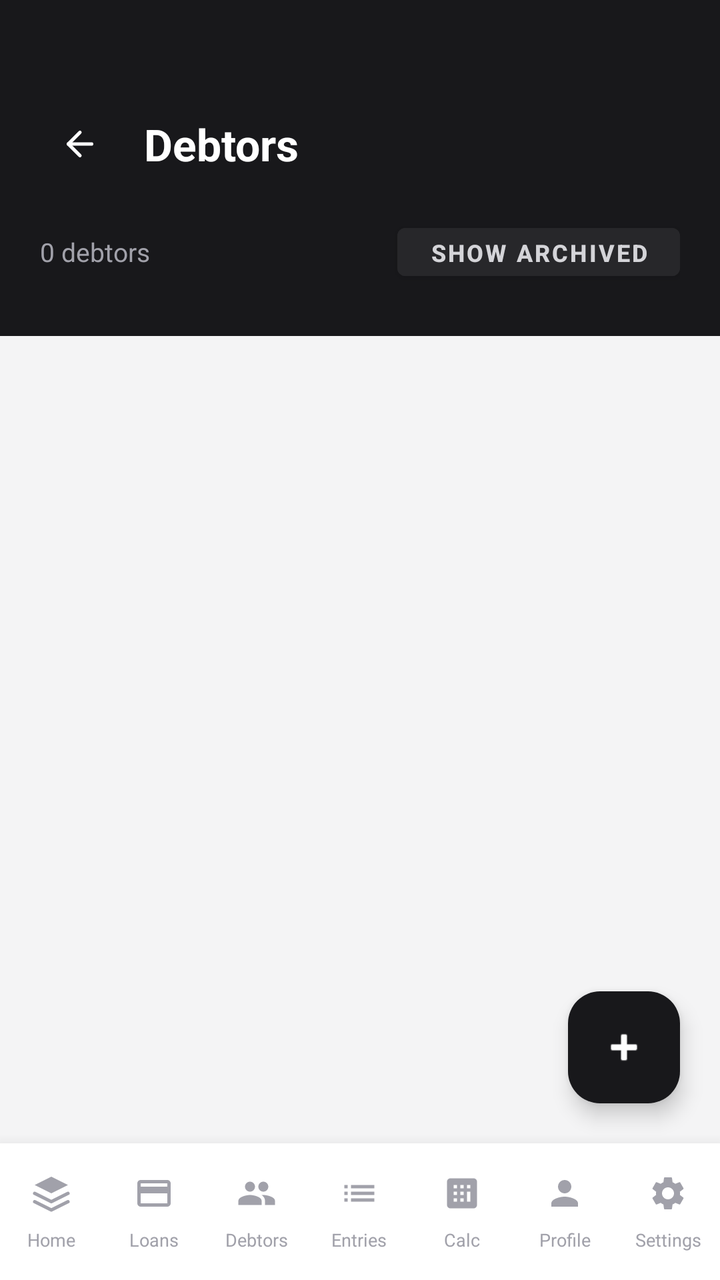
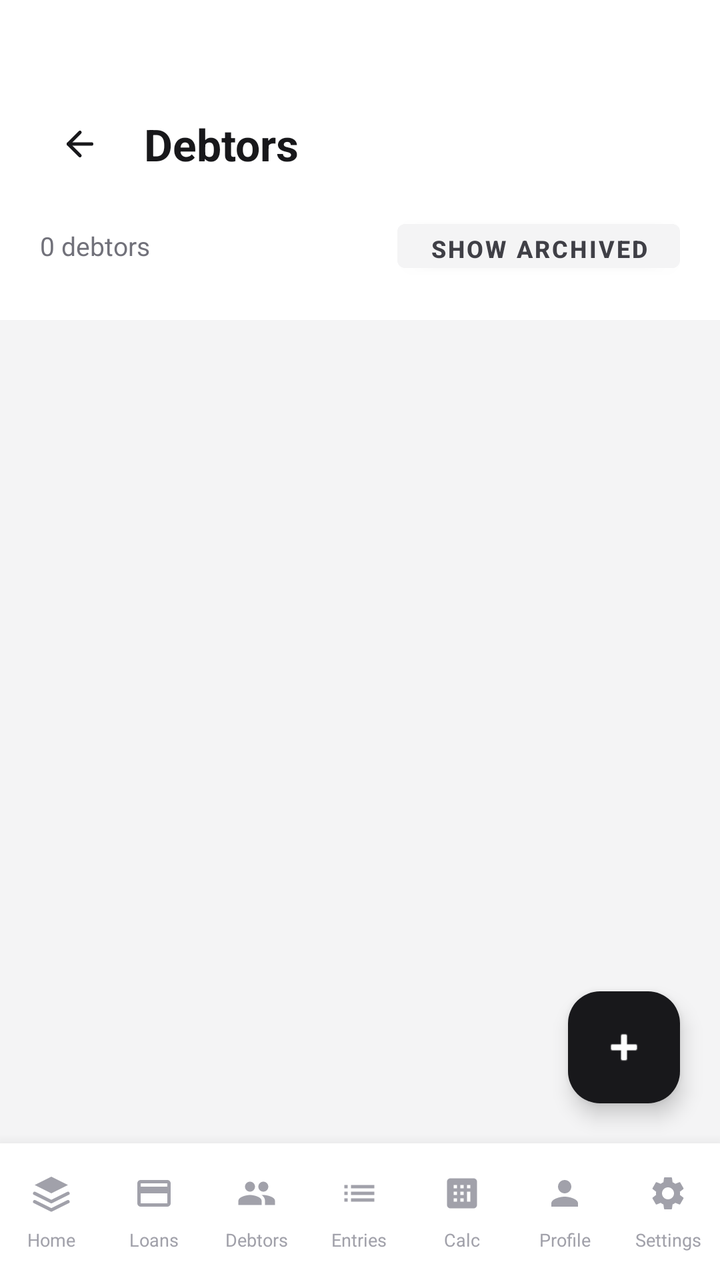

Screens rendered from an Android XML layout before and after an edit, with the pre-edit source and the edit as a unified diff.
<!-- AndroidManifest.xml: application theme Theme.LoanBuddy -->
<!-- res/layout/activity_debtors.xml -->
<?xml version="1.0" encoding="utf-8"?>
<LinearLayout xmlns:android="http://schemas.android.com/apk/res/android"
    xmlns:app="http://schemas.android.com/apk/res-auto"
    android:layout_width="match_parent"
    android:layout_height="match_parent"
    android:background="@color/bg_page"
    android:orientation="vertical">

<androidx.coordinatorlayout.widget.CoordinatorLayout
    android:layout_width="match_parent"
    android:layout_height="0dp"
    android:layout_weight="1">

    <LinearLayout
        android:layout_width="match_parent"
        android:layout_height="match_parent"
        android:orientation="vertical">

        
        <LinearLayout
            android:layout_width="match_parent"
            android:layout_height="wrap_content"
            android:background="@color/zinc_900"
            android:orientation="vertical"
            android:paddingHorizontal="20dp"
            android:paddingTop="52dp"
            android:paddingBottom="24dp">

            <LinearLayout
                android:layout_width="match_parent"
                android:layout_height="wrap_content"
                android:gravity="center_vertical"
                android:orientation="horizontal">

                <ImageButton
                    android:id="@+id/back_button"
                    android:layout_width="40dp"
                    android:layout_height="40dp"
                    android:background="?attr/selectableItemBackgroundBorderless"
                    android:src="@drawable/ic_arrow_left"
                    android:contentDescription="Back"
                    app:tint="@color/white" />

                <TextView
                    android:layout_width="0dp"
                    android:layout_height="wrap_content"
                    android:layout_weight="1"
                    android:layout_marginStart="12dp"
                    android:text="@string/debtors_title"
                    android:textColor="@color/white"
                    android:textSize="22sp"
                    android:textStyle="bold" />

                <ProgressBar
                    android:id="@+id/progress_bar"
                    android:layout_width="24dp"
                    android:layout_height="24dp"
                    android:visibility="gone" />
            </LinearLayout>

            <LinearLayout
                android:layout_width="match_parent"
                android:layout_height="wrap_content"
                android:layout_marginTop="16dp"
                android:gravity="center_vertical"
                android:orientation="horizontal">

                <TextView
                    android:id="@+id/count_text"
                    android:layout_width="0dp"
                    android:layout_height="wrap_content"
                    android:layout_weight="1"
                    android:text="0 debtors"
                    android:textColor="@color/zinc_400"
                    android:textSize="13sp" />

                <Button
                    android:id="@+id/toggle_archived"
                    android:layout_width="wrap_content"
                    android:layout_height="36dp"
                    android:backgroundTint="@color/zinc_800"
                    android:text="Show Archived"
                    android:textColor="@color/zinc_300"
                    android:textSize="12sp"
                    android:textStyle="bold"
                    style="@style/Widget.MaterialComponents.Button" />
            </LinearLayout>
        </LinearLayout>

        <TextView
            android:id="@+id/empty_text"
            android:layout_width="match_parent"
            android:layout_height="wrap_content"
            android:layout_marginTop="48dp"
            android:gravity="center"
            android:text="No debtors yet. Tap + to add one."
            android:textColor="@color/zinc_400"
            android:textSize="14sp"
            android:visibility="gone" />

        <androidx.recyclerview.widget.RecyclerView
            android:id="@+id/recycler_view"
            android:layout_width="match_parent"
            android:layout_height="0dp"
            android:layout_weight="1"
            android:paddingTop="8dp"
            android:paddingBottom="80dp"
            android:clipToPadding="false" />

    </LinearLayout>

    <com.google.android.material.floatingactionbutton.FloatingActionButton
        android:id="@+id/fab_add_debtor"
        android:layout_width="wrap_content"
        android:layout_height="wrap_content"
        android:layout_gravity="bottom|end"
        android:layout_margin="20dp"
        android:layout_marginBottom="80dp"
        android:backgroundTint="@color/zinc_900"
        android:contentDescription="Add Debtor"
        android:src="@android:drawable/ic_input_add"
        app:tint="@color/white" />

</androidx.coordinatorlayout.widget.CoordinatorLayout>

<include layout="@layout/layout_bottom_nav" />

</LinearLayout>
<!-- res/layout/layout_bottom_nav.xml (included above) -->
<?xml version="1.0" encoding="utf-8"?>
<LinearLayout xmlns:android="http://schemas.android.com/apk/res/android"
    xmlns:app="http://schemas.android.com/apk/res-auto"
    android:id="@+id/bottom_nav_container"
    android:layout_width="match_parent"
    android:layout_height="wrap_content"
    android:background="@color/white"
    android:elevation="12dp"
    android:orientation="horizontal"
    android:paddingTop="8dp"
    android:paddingBottom="12dp">

    
    <LinearLayout android:id="@+id/nav_home" android:layout_width="0dp" android:layout_height="wrap_content"
        android:layout_weight="1" android:gravity="center" android:orientation="vertical" android:padding="2dp">
        <FrameLayout android:id="@+id/nav_bg_home" android:layout_width="44dp" android:layout_height="30dp" android:gravity="center">
            <ImageView android:id="@+id/nav_icon_home" android:layout_width="20dp" android:layout_height="20dp"
                android:layout_gravity="center" android:src="@drawable/ic_home" app:tint="@color/zinc_400" />
        </FrameLayout>
        <TextView android:id="@+id/nav_label_home" android:layout_width="wrap_content" android:layout_height="wrap_content"
            android:text="Home" android:textSize="9sp" android:textColor="@color/zinc_400" android:layout_marginTop="2dp" />
    </LinearLayout>

    
    <LinearLayout android:id="@+id/nav_loans" android:layout_width="0dp" android:layout_height="wrap_content"
        android:layout_weight="1" android:gravity="center" android:orientation="vertical" android:padding="2dp">
        <FrameLayout android:id="@+id/nav_bg_loans" android:layout_width="44dp" android:layout_height="30dp" android:gravity="center">
            <ImageView android:id="@+id/nav_icon_loans" android:layout_width="20dp" android:layout_height="20dp"
                android:layout_gravity="center" android:src="@drawable/ic_loans" app:tint="@color/zinc_400" />
        </FrameLayout>
        <TextView android:id="@+id/nav_label_loans" android:layout_width="wrap_content" android:layout_height="wrap_content"
            android:text="Loans" android:textSize="9sp" android:textColor="@color/zinc_400" android:layout_marginTop="2dp" />
    </LinearLayout>

    
    <LinearLayout android:id="@+id/nav_debtors" android:layout_width="0dp" android:layout_height="wrap_content"
        android:layout_weight="1" android:gravity="center" android:orientation="vertical" android:padding="2dp">
        <FrameLayout android:id="@+id/nav_bg_debtors" android:layout_width="44dp" android:layout_height="30dp" android:gravity="center">
            <ImageView android:id="@+id/nav_icon_debtors" android:layout_width="20dp" android:layout_height="20dp"
                android:layout_gravity="center" android:src="@drawable/ic_debtors" app:tint="@color/zinc_400" />
        </FrameLayout>
        <TextView android:id="@+id/nav_label_debtors" android:layout_width="wrap_content" android:layout_height="wrap_content"
            android:text="Debtors" android:textSize="9sp" android:textColor="@color/zinc_400" android:layout_marginTop="2dp" />
    </LinearLayout>

    
    <LinearLayout android:id="@+id/nav_entries" android:layout_width="0dp" android:layout_height="wrap_content"
        android:layout_weight="1" android:gravity="center" android:orientation="vertical" android:padding="2dp">
        <FrameLayout android:id="@+id/nav_bg_entries" android:layout_width="44dp" android:layout_height="30dp" android:gravity="center">
            <ImageView android:id="@+id/nav_icon_entries" android:layout_width="20dp" android:layout_height="20dp"
                android:layout_gravity="center" android:src="@drawable/ic_entries" app:tint="@color/zinc_400" />
        </FrameLayout>
        <TextView android:id="@+id/nav_label_entries" android:layout_width="wrap_content" android:layout_height="wrap_content"
            android:text="Entries" android:textSize="9sp" android:textColor="@color/zinc_400" android:layout_marginTop="2dp" />
    </LinearLayout>

    
    <LinearLayout android:id="@+id/nav_calc" android:layout_width="0dp" android:layout_height="wrap_content"
        android:layout_weight="1" android:gravity="center" android:orientation="vertical" android:padding="2dp">
        <FrameLayout android:id="@+id/nav_bg_calc" android:layout_width="44dp" android:layout_height="30dp" android:gravity="center">
            <ImageView android:id="@+id/nav_icon_calc" android:layout_width="20dp" android:layout_height="20dp"
                android:layout_gravity="center" android:src="@drawable/ic_calc" app:tint="@color/zinc_400" />
        </FrameLayout>
        <TextView android:id="@+id/nav_label_calc" android:layout_width="wrap_content" android:layout_height="wrap_content"
            android:text="Calc" android:textSize="9sp" android:textColor="@color/zinc_400" android:layout_marginTop="2dp" />
    </LinearLayout>

    
    <LinearLayout android:id="@+id/nav_profile" android:layout_width="0dp" android:layout_height="wrap_content"
        android:layout_weight="1" android:gravity="center" android:orientation="vertical" android:padding="2dp">
        <FrameLayout android:id="@+id/nav_bg_profile" android:layout_width="44dp" android:layout_height="30dp" android:gravity="center">
            <ImageView android:id="@+id/nav_icon_profile" android:layout_width="20dp" android:layout_height="20dp"
                android:layout_gravity="center" android:src="@drawable/ic_user" app:tint="@color/zinc_400" />
        </FrameLayout>
        <TextView android:id="@+id/nav_label_profile" android:layout_width="wrap_content" android:layout_height="wrap_content"
            android:text="Profile" android:textSize="9sp" android:textColor="@color/zinc_400" android:layout_marginTop="2dp" />
    </LinearLayout>

    
    <LinearLayout android:id="@+id/nav_settings" android:layout_width="0dp" android:layout_height="wrap_content"
        android:layout_weight="1" android:gravity="center" android:orientation="vertical" android:padding="2dp">
        <FrameLayout android:id="@+id/nav_bg_settings" android:layout_width="44dp" android:layout_height="30dp" android:gravity="center">
            <ImageView android:id="@+id/nav_icon_settings" android:layout_width="20dp" android:layout_height="20dp"
                android:layout_gravity="center" android:src="@drawable/ic_settings" app:tint="@color/zinc_400" />
        </FrameLayout>
        <TextView android:id="@+id/nav_label_settings" android:layout_width="wrap_content" android:layout_height="wrap_content"
            android:text="Settings" android:textSize="9sp" android:textColor="@color/zinc_400" android:layout_marginTop="2dp" />
    </LinearLayout>

</LinearLayout>
<!-- resources referenced by this layout -->
<resources>
  <color name="bg_page">#F4F4F5</color>
  <color name="white">#FFFFFFFF</color>
  <color name="zinc_300">#D4D4D8</color>
  <color name="zinc_400">#A1A1AA</color>
  <color name="zinc_800">#27272A</color>
  <color name="zinc_900">#18181B</color>
  <!-- drawable ic_arrow_left (drawable) -->
  <?xml version="1.0" encoding="utf-8"?>
  <vector xmlns:android="http://schemas.android.com/apk/res/android"
      android:width="20dp"
      android:height="20dp"
      android:viewportWidth="24"
      android:viewportHeight="24">
      <path
          android:pathData="M19,12H5"
          android:strokeWidth="2"
          android:strokeColor="#18181B"
          android:strokeLineCap="round"
          android:strokeLineJoin="round" />
      <path
          android:pathData="M12,19L5,12L12,5"
          android:strokeWidth="2"
          android:strokeColor="#18181B"
          android:strokeLineCap="round"
          android:strokeLineJoin="round" />
  </vector>
  <!-- drawable ic_calc (drawable) -->
  <?xml version="1.0" encoding="utf-8"?>
  <vector xmlns:android="http://schemas.android.com/apk/res/android"
      android:viewportWidth="24"
      android:viewportHeight="24"
      android:width="24dp"
      android:height="24dp">
      <path
          android:fillColor="#000000"
          android:pathData="M19,3H5C3.9,3 3,3.9 3,5v14c0,1.1 0.9,2 2,2h14c1.1,0 2,-0.9 2,-2V5C21,3.9 20.1,3 19,3zM9,17H7v-2h2v2zM9,13H7v-2h2v2zM9,9H7V7h2v2zM13,17h-2v-2h2v2zM13,13h-2v-2h2v2zM13,9h-2V7h2v2zM17,17h-2v-6h2v6zM17,9h-2V7h2v2z" />
  </vector>
  <!-- drawable ic_debtors (drawable) -->
  <?xml version="1.0" encoding="utf-8"?>
  <vector xmlns:android="http://schemas.android.com/apk/res/android"
      android:viewportWidth="24"
      android:viewportHeight="24"
      android:width="24dp"
      android:height="24dp">
      <path
          android:fillColor="#000000"
          android:pathData="M16,11c1.66,0 2.99,-1.34 2.99,-3S17.66,5 16,5c-1.66,0 -3,1.34 -3,3s1.34,3 3,3zM8,11c1.66,0 2.99,-1.34 2.99,-3S9.66,5 8,5C6.34,5 5,6.34 5,8s1.34,3 3,3zM8,13c-2.33,0 -7,1.17 -7,3.5V19h14v-2.5C15,14.17 10.33,13 8,13zM16,13c-0.29,0 -0.62,0.02 -0.97,0.05 1.16,0.84 1.97,1.97 1.97,3.45V19h6v-2.5C23,14.17 18.33,13 16,13z" />
  </vector>
  <!-- drawable ic_entries (drawable) -->
  <?xml version="1.0" encoding="utf-8"?>
  <vector xmlns:android="http://schemas.android.com/apk/res/android"
      android:viewportWidth="24"
      android:viewportHeight="24"
      android:width="24dp"
      android:height="24dp">
      <path
          android:fillColor="#000000"
          android:pathData="M3,13h2v-2H3v2zM3,17h2v-2H3v2zM3,9h2V7H3v2zM7,13h14v-2H7v2zM7,17h14v-2H7v2zM7,7v2h14V7H7z" />
  </vector>
  <!-- drawable ic_loans (drawable) -->
  <?xml version="1.0" encoding="utf-8"?>
  <vector xmlns:android="http://schemas.android.com/apk/res/android"
      android:viewportWidth="24"
      android:viewportHeight="24"
      android:width="24dp"
      android:height="24dp">
      <path
          android:fillColor="#000000"
          android:pathData="M20,4H4C2.89,4 2,4.89 2,6v12a2,2 0,0 0,2,2h16a2,2 0,0 0,2,-2V6C22,4.89 21.1,4 20,4zM20,18H4v-6h16v6zM20,8H4V6h16v2z" />
  </vector>
  <!-- drawable ic_user (drawable) -->
  <?xml version="1.0" encoding="utf-8"?>
  <vector xmlns:android="http://schemas.android.com/apk/res/android"
      android:width="22dp"
      android:height="22dp"
      android:viewportWidth="24"
      android:viewportHeight="24">
      <path
          android:pathData="M12,12C14.21,12 16,10.21 16,8C16,5.79 14.21,4 12,4C9.79,4 8,5.79 8,8C8,10.21 9.79,12 12,12ZM12,14C9.33,14 4,15.34 4,18V20H20V18C20,15.34 14.67,14 12,14Z"
          android:fillColor="@color/zinc_500" />
  </vector>
  <string name="debtors_title">Debtors</string>
  <style name="Theme.LoanBuddy" parent="Base.Theme.LoanBuddy" />
  <color name="zinc_500">#71717A</color>
  <style name="Base.Theme.LoanBuddy" parent="Theme.Material3.DayNight.NoActionBar">
          
          
      </style>
  <!-- unchanged entries left out for length: 2 -->
</resources>

<!-- the commit's change to res/layout/activity_debtors.xml (unified diff, before → after) -->
@@ -20,11 +20,11 @@
         <LinearLayout
             android:layout_width="match_parent"
             android:layout_height="wrap_content"
-            android:background="@color/zinc_900"
+            android:background="@color/bg_card"
             android:orientation="vertical"
             android:paddingHorizontal="20dp"
             android:paddingTop="52dp"
-            android:paddingBottom="24dp">
+            android:paddingBottom="20dp">
 
             <LinearLayout
                 android:layout_width="match_parent"
@@ -39,7 +39,7 @@
                     android:background="?attr/selectableItemBackgroundBorderless"
                     android:src="@drawable/ic_arrow_left"
                     android:contentDescription="Back"
-                    app:tint="@color/white" />
+                    app:tint="@color/zinc_900" />
 
                 <TextView
                     android:layout_width="0dp"
@@ -47,7 +47,7 @@
                     android:layout_weight="1"
                     android:layout_marginStart="12dp"
                     android:text="@string/debtors_title"
-                    android:textColor="@color/white"
+                    android:textColor="@color/zinc_900"
                     android:textSize="22sp"
                     android:textStyle="bold" />
 
@@ -61,7 +61,7 @@
             <LinearLayout
                 android:layout_width="match_parent"
                 android:layout_height="wrap_content"
-                android:layout_marginTop="16dp"
+                android:layout_marginTop="14dp"
                 android:gravity="center_vertical"
                 android:orientation="horizontal">
 
@@ -71,16 +71,16 @@
                     android:layout_height="wrap_content"
                     android:layout_weight="1"
                     android:text="0 debtors"
-                    android:textColor="@color/zinc_400"
+                    android:textColor="@color/zinc_500"
                     android:textSize="13sp" />
 
                 <Button
                     android:id="@+id/toggle_archived"
                     android:layout_width="wrap_content"
-                    android:layout_height="36dp"
-                    android:backgroundTint="@color/zinc_800"
+                    android:layout_height="34dp"
+                    android:backgroundTint="@color/zinc_100"
                     android:text="Show Archived"
-                    android:textColor="@color/zinc_300"
+                    android:textColor="@color/zinc_700"
                     android:textSize="12sp"
                     android:textStyle="bold"
                     style="@style/Widget.MaterialComponents.Button" />
<!-- resource entries referenced after the edit -->
@@ -1,10 +1,10 @@
 <!-- resources referenced by this layout -->
 <resources>
+  <color name="bg_card">#FFFFFF</color>
   <color name="bg_page">#F4F4F5</color>
   <color name="white">#FFFFFFFF</color>
-  <color name="zinc_300">#D4D4D8</color>
+  <color name="zinc_100">#F4F4F5</color>
   <color name="zinc_400">#A1A1AA</color>
-  <color name="zinc_800">#27272A</color>
   <color name="zinc_900">#18181B</color>
   <!-- drawable ic_arrow_left (drawable) -->
   <?xml version="1.0" encoding="utf-8"?>
@@ -84,10 +84,8 @@
   <string name="debtors_title">Debtors</string>
   <style name="Theme.LoanBuddy" parent="Base.Theme.LoanBuddy" />
   <color name="zinc_500">#71717A</color>
-  <style name="Base.Theme.LoanBuddy" parent="Theme.Material3.DayNight.NoActionBar">
-          
-          
-      </style>
+  <color name="zinc_700">#3F3F46</color>
+  <style name="Base.Theme.LoanBuddy" parent="Theme.Material3.DayNight.NoActionBar" />
   <!-- unchanged entries left out for length: 2 -->
 </resources>
 
